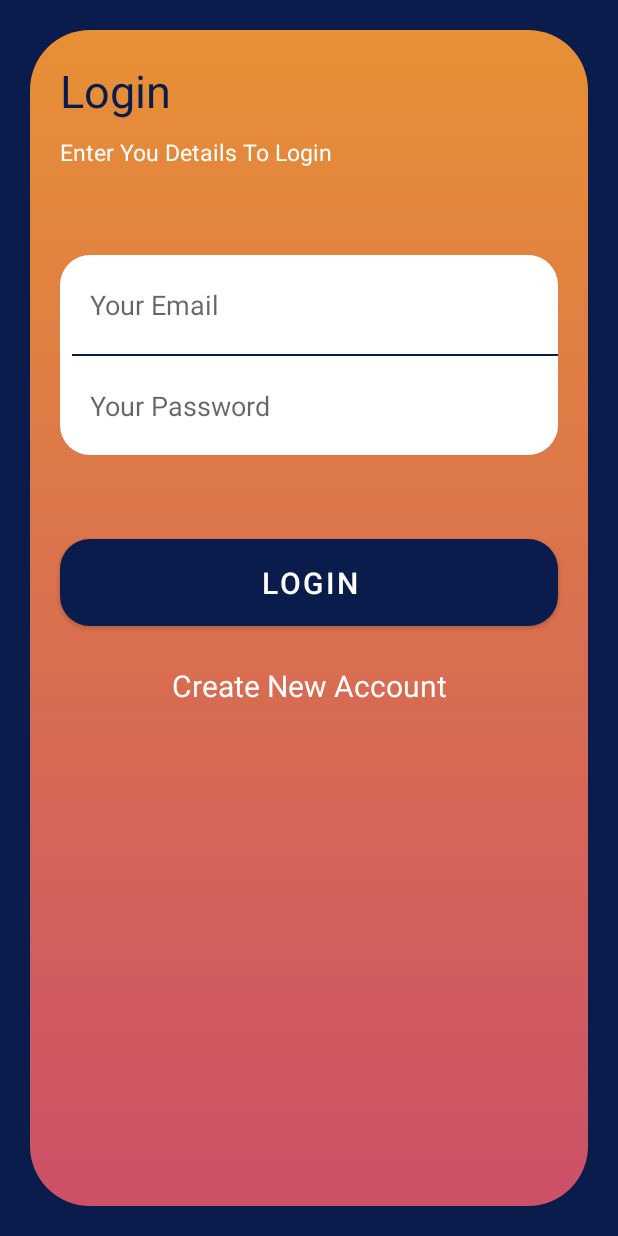
After one commit to oyedsamu/AccessMovies, an Android app: the layout fragment_login.xml on its own in the app's theme, with its tools: preview values and no code run, on a phone screen of 412 x 824 dp. The commit adds this screen. Run offline under Robolectric (Android 15) with nearby library versions, the phone set to English and light mode, and no system bars.

Commit message:
add login screen

```diff
--- a/app/src/main/java/com/decadevs/accessmovies/MainActivity.kt
+++ b/app/src/main/java/com/decadevs/accessmovies/MainActivity.kt
@@ -2,6 +2,7 @@ package com.decadevs.accessmovies
 
 import androidx.appcompat.app.AppCompatActivity
 import android.os.Bundle
+import com.decadevs.accessmovies.ui.login.LoginFragment
 import com.decadevs.accessmovies.ui.onboarding.OnboardingFragment
 
 class MainActivity : AppCompatActivity() {
@@ -10,8 +11,9 @@ class MainActivity : AppCompatActivity() {
         setContentView(R.layout.activity_main)
 
         supportFragmentManager.beginTransaction().apply {
-            replace(R.id.mainActivity_fragment_fl, OnboardingFragment())
-                    .commit()
+            replace(R.id.mainActivity_fragment_fl, LoginFragment())
+                .addToBackStack(null)
+                .commit()
         }
     }
 }
--- /dev/null
+++ b/app/src/main/java/com/decadevs/accessmovies/ui/login/LoginFragment.kt
@@ -0,0 +1,66 @@
+package com.decadevs.accessmovies.ui.login
+
+import android.os.Bundle
+import androidx.fragment.app.Fragment
+import android.view.LayoutInflater
+import android.view.View
+import android.view.ViewGroup
+import com.decadevs.accessmovies.R
+import com.decadevs.accessmovies.databinding.FragmentLoginBinding
+import com.decadevs.accessmovies.databinding.FragmentOnboardingBinding
+import com.decadevs.accessmovies.utils.Validator
+import com.decadevs.accessmovies.utils.hideKeyboard
+import com.decadevs.accessmovies.utils.hideStatusBar
+import com.google.android.material.snackbar.Snackbar
+
+class LoginFragment : Fragment() {
+
+    private var _binding: FragmentLoginBinding? = null
+    private val binding get() = _binding!!
+
+    override fun onCreateView(
+            inflater: LayoutInflater, container: ViewGroup?,
+            savedInstanceState: Bundle?
+    ): View? {
+        // Inflate the layout for this fragment
+        _binding = FragmentLoginBinding.inflate(inflater, container, false)
+        return binding.root
+    }
+
+    override fun onViewCreated(view: View, savedInstanceState: Bundle?) {
+        super.onViewCreated(view, savedInstanceState)
+
+        /** HIDE KEYBOARD */
+        view.setOnClickListener{
+            it.hideKeyboard()
+        }
+
+        binding.loginLoginBtn.setOnClickListener{
+            val email = binding.loginEmailEt.text.toString()
+            val password = binding.loginPasswordEt.text.toString()
+            val validateEmail = Validator().validateEmail(email)
+            val validatePassword = Validator().validatePassword(password)
+
+            /** LOGIN USER */
+            if(validateEmail && validatePassword) {
+                view?.hideKeyboard()
+                binding.loginEmailEt.text.clear()
+                binding.loginPasswordEt.text.clear()
+                binding.loginProgressBarPb.visibility = View.VISIBLE
+                /** MAKE NETWORK CALL TO LOGIN USER */
+            }
+
+            /** INVALID EMAIL OR PASSWORD FORMAT */
+            if(!validateEmail || !validatePassword) {
+                view?.hideKeyboard()
+                Snackbar.make(requireView(), "Please Enter A Valid Email And Password To Continue", Snackbar.LENGTH_LONG).show()
+            }
+        }
+
+        binding.loginRegisterTv.setOnClickListener {
+            /** MOVE TO REGISTER SCREEN */
+        }
+
+    }
+
+}
--- /dev/null
+++ b/app/src/main/java/com/decadevs/accessmovies/utils/Validator.kt
@@ -0,0 +1,21 @@
+package com.decadevs.accessmovies.utils
+
+class Validator {
+    private fun checkIfEmpty(string: String): Boolean {
+        return string.trim().isEmpty()
+    }
+
+    fun validateEmail(email: String):Boolean {
+        val emailPattern = Regex("[a-zA-Z0-9._-]+@[a-z]+\\.+[a-z]+")
+        if(checkIfEmpty(email)) return false
+        if(!email.matches(emailPattern)) return false
+        return true
+    }
+
+    fun validatePassword(password: String): Boolean {
+        if(checkIfEmpty(password)) return false
+        if(password.length < 4) return false
+        if(password.length < 4) return false
+        return true
+    }
+}
--- /dev/null
+++ b/app/src/main/java/com/decadevs/accessmovies/utils/hideKeyboard.kt
@@ -0,0 +1,10 @@
+package com.decadevs.accessmovies.utils
+
+import android.content.Context
+import android.view.View
+import android.view.inputmethod.InputMethodManager
+
+fun View.hideKeyboard() {
+    val imm = context.getSystemService(Context.INPUT_METHOD_SERVICE) as InputMethodManager
+    imm.hideSoftInputFromWindow(windowToken, 0)
+}
--- /dev/null
+++ b/app/src/main/res/drawable/form_background.xml
@@ -0,0 +1,5 @@
+<?xml version="1.0" encoding="utf-8"?>
+<shape xmlns:android="http://schemas.android.com/apk/res/android">
+    <solid android:color="@color/white"/>
+    <corners android:radius="20dp" />
+</shape>
--- /dev/null
+++ b/app/src/main/res/drawable/form_seperator.xml
@@ -0,0 +1,4 @@
+<?xml version="1.0" encoding="utf-8"?>
+<shape xmlns:android="http://schemas.android.com/apk/res/android">
+    <solid android:color="@color/blue"/>
+</shape>
--- /dev/null
+++ b/app/src/main/res/drawable/view_background.xml
@@ -0,0 +1,13 @@
+<?xml version="1.0" encoding="utf-8"?>
+<selector xmlns:android="http://schemas.android.com/apk/res/android">
+    <item>
+        <shape>
+            <gradient
+                android:startColor="@color/orange"
+                android:endColor="@color/pink"
+                android:angle="270"
+                />
+            <corners android:radius="40dp"/>
+        </shape>
+    </item>
+</selector>
--- /dev/null
+++ b/app/src/main/res/layout/fragment_login.xml
@@ -0,0 +1,131 @@
+<?xml version="1.0" encoding="utf-8"?>
+<androidx.constraintlayout.widget.ConstraintLayout xmlns:android="http://schemas.android.com/apk/res/android"
+    xmlns:app="http://schemas.android.com/apk/res-auto"
+    xmlns:tools="http://schemas.android.com/tools"
+    android:layout_width="match_parent"
+    android:layout_height="match_parent"
+    android:background="@color/blue"
+    tools:context=".ui.login.LoginFragment">
+
+    <View
+        android:id="@+id/login_background_vw"
+        android:layout_width="match_parent"
+        android:layout_height="match_parent"
+        android:layout_marginHorizontal="20dp"
+        android:layout_marginVertical="20dp"
+        android:background="@drawable/view_background"
+        app:layout_constraintBottom_toBottomOf="parent"
+        app:layout_constraintEnd_toEndOf="parent"
+        app:layout_constraintHorizontal_bias="0.5"
+        app:layout_constraintStart_toStartOf="parent"
+        app:layout_constraintTop_toTopOf="parent" />
+
+    <TextView
+        android:id="@+id/login_title_tv"
+        android:layout_width="wrap_content"
+        android:layout_height="wrap_content"
+        android:layout_marginStart="20dp"
+        android:layout_marginTop="20dp"
+        android:text="Login"
+        android:textColor="@color/blue"
+        android:textSize="30sp"
+        app:layout_constraintStart_toStartOf="@+id/login_background_vw"
+        app:layout_constraintTop_toTopOf="@+id/login_background_vw" />
+
+    <TextView
+        android:id="@+id/login_subtitle_tv"
+        android:layout_width="0dp"
+        android:layout_height="wrap_content"
+        android:layout_marginHorizontal="20dp"
+        android:layout_marginTop="10dp"
+        android:text="Enter You Details To Login"
+        android:textColor="@color/white"
+        android:textSize="15sp"
+        app:layout_constraintEnd_toEndOf="@+id/login_background_vw"
+        app:layout_constraintStart_toStartOf="@+id/login_background_vw"
+        app:layout_constraintTop_toBottomOf="@+id/login_title_tv" />
+
+    <View
+        android:id="@+id/login_formBackground_vw"
+        android:layout_width="match_parent"
+        android:layout_height="133dp"
+        android:layout_marginHorizontal="40dp"
+        android:background="@drawable/form_background"
+        android:layout_marginTop="150dp"
+        app:layout_constraintEnd_toEndOf="@+id/login_background_vw"
+        app:layout_constraintHorizontal_bias="0.0"
+        app:layout_constraintStart_toStartOf="@+id/login_background_vw"
+        app:layout_constraintTop_toTopOf="@+id/login_background_vw" />
+    <View
+        android:id="@+id/login_formSeperator_vw"
+        android:layout_width="match_parent"
+        android:layout_height="1dp"
+        android:layout_marginStart="48dp"
+        android:layout_marginEnd="40dp"
+        android:background="@drawable/form_seperator"
+        app:layout_constraintBottom_toBottomOf="@+id/login_formBackground_vw"
+        app:layout_constraintEnd_toEndOf="@+id/login_formBackground_vw"
+        app:layout_constraintTop_toTopOf="@+id/login_formBackground_vw" />
+
+    <EditText
+        android:id="@+id/login_email_et"
+        android:layout_width="0dp"
+        android:layout_height="0dp"
+        android:hint="Your Email"
+        android:maxLines="1"
+        android:background="@color/transparent"
+        app:layout_constraintBottom_toTopOf="@+id/login_formSeperator_vw"
+        app:layout_constraintEnd_toEndOf="@+id/login_formBackground_vw"
+        app:layout_constraintStart_toStartOf="@+id/login_formBackground_vw"
+        app:layout_constraintTop_toTopOf="@+id/login_formBackground_vw" />
+
+    <EditText
+        android:id="@+id/login_password_et"
+        android:layout_width="0dp"
+        android:layout_height="0dp"
+        android:hint="Your Password"
+        android:maxLines="1"
+        android:background="@color/transparent"
+        app:layout_constraintBottom_toBottomOf="@+id/login_formBackground_vw"
+        app:layout_constraintEnd_toEndOf="@+id/login_formBackground_vw"
+        app:layout_constraintStart_toStartOf="@+id/login_formBackground_vw"
+        app:layout_constraintTop_toBottomOf="@+id/login_formSeperator_vw" />
+
+    <com.google.android.material.button.MaterialButton
+        android:id="@+id/login_login_btn"
+        android:layout_width="match_parent"
+        android:layout_height="70dp"
+        android:layout_marginTop="50dp"
+        android:text="Login"
+        android:textSize="20sp"
+        app:backgroundTint="@color/blue"
+        app:cornerRadius="20dp"
+        android:layout_marginHorizontal="40dp"
+        app:layout_constraintEnd_toEndOf="@+id/login_background_vw"
+        app:layout_constraintStart_toStartOf="@+id/login_background_vw"
+        app:layout_constraintTop_toBottomOf="@+id/login_formBackground_vw" />
+
+    <TextView
+        android:id="@+id/login_register_tv"
+        android:layout_width="wrap_content"
+        android:layout_height="wrap_content"
+        android:layout_marginTop="20dp"
+        android:text="Create New Account"
+        android:textColor="@color/white"
+        android:textSize="20sp"
+        app:layout_constraintEnd_toEndOf="@+id/login_background_vw"
+        app:layout_constraintStart_toStartOf="@+id/login_background_vw"
+        app:layout_constraintTop_toBottomOf="@+id/login_login_btn" />
+
+    <ProgressBar
+        android:id="@+id/login_progressBar_pb"
+        android:layout_width="wrap_content"
+        android:layout_height="wrap_content"
+        android:indeterminateTint="@color/blue"
+        android:visibility="invisible"
+        app:layout_constraintBottom_toBottomOf="@+id/login_background_vw"
+        app:layout_constraintEnd_toEndOf="@+id/login_background_vw"
+        app:layout_constraintStart_toStartOf="@+id/login_background_vw"
+        app:layout_constraintTop_toBottomOf="@+id/login_register_tv" />
+
+</androidx.constraintlayout.widget.ConstraintLayout>
--- a/app/src/main/res/values/colors.xml
+++ b/app/src/main/res/values/colors.xml
@@ -16,4 +16,7 @@
     <!-- ONBOARDING -->
     <color name="onboarding2_yellow">#B49A3F</color>
     <color name="transparent">#00000000</color>
+
+    <!-- LOGIN SCREEN -->
+    <color name="grey">#172C61</color>
 </resources>
```
